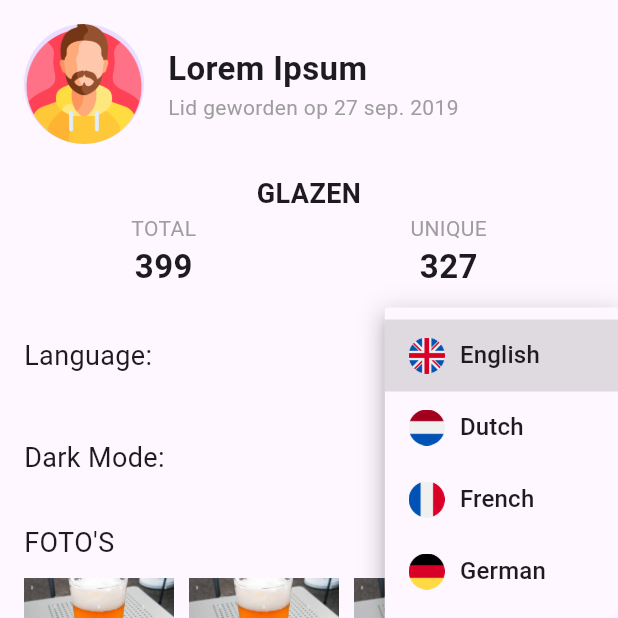
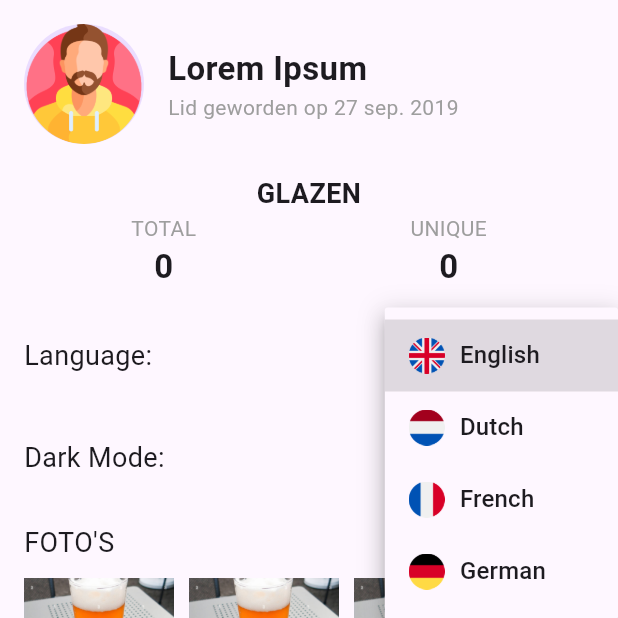
Before and after one commit to Pecako2001/BrewingGlassApp, a Flutter app: the SettingsPage screen opened directly, after a tap on "English", on a phone screen of 412 x 824 dp, the top half of it. Run offline on Flutter 3.47's test engine with Material 3 defaults, Android fonts, the phone set to English and light mode, and no system bars; our stand-ins replace image_picker, sqflite; accounts and stored records are empty.

Commit message:
addition of counting od ataase

```diff
--- a/lib/functions/add_item.dart
+++ b/lib/functions/add_item.dart
@@ -62,7 +62,7 @@ class _AddItemScreenState extends State<AddItemScreen> {
   Future<void> _pickImage() async {
     final ImagePicker _picker = ImagePicker();
     try {
-      final XFile? image = await _picker.pickImage(source: ImageSource.gallery);
+      final XFile? image = await _picker.pickImage(source: ImageSource.camera);
       if (image != null) {
         // Resize the image
         final File file = File(image.path);
@@ -197,7 +197,7 @@ class _AddItemScreenState extends State<AddItemScreen> {
   Widget build(BuildContext context) {
     return Scaffold(
       appBar: AppBar(
-        title: const Text('Check-in'),
+        title: const Text('Glass addition'),
         leading: IconButton(
           icon: Icon(Icons.close),
           onPressed: () => Navigator.of(context).pop(),
--- a/lib/functions/database_helper.dart
+++ b/lib/functions/database_helper.dart
@@ -30,7 +30,7 @@ class DatabaseHelper {
     String path = join(dir.path, 'glasses.db');
     final glassesDb = await openDatabase(
       path,
-      version: 2, // Update version number
+      version: 2,
       onCreate: _createDb,
       onUpgrade: _upgradeDb,
     );
@@ -54,7 +54,6 @@ class DatabaseHelper {
   Future<int> insertGlass(Map<String, dynamic> glass) async {
     Database? db = await this.db;
     final int result = await db!.insert(glassTable, glass);
-    print('Inserted glass: $glass'); // Debugging statement
     return result;
   }
 
@@ -66,7 +65,6 @@ class DatabaseHelper {
       where: '$colId = ?',
       whereArgs: [glass['id']],
     );
-    print('Updated glass: $glass'); // Debugging statement
     return result;
   }
 
@@ -83,11 +81,21 @@ class DatabaseHelper {
   Future<List<Map<String, dynamic>>> getGlasses() async {
     Database? db = await this.db;
     final List<Map<String, dynamic>> result = await db!.query(glassTable);
-    print('Retrieved glasses: $result'); // Debugging statement
     return result;
   }
 
-  // Method to delete the database
+  Future<int> getTotalGlasses() async {
+    Database? db = await this.db;
+    var result = await db!.rawQuery('SELECT COUNT(*) FROM $glassTable');
+    return Sqflite.firstIntValue(result) ?? 0;
+  }
+
+  Future<int> getUniqueGlasses() async {
+    Database? db = await this.db;
+    var result = await db!.rawQuery('SELECT COUNT(DISTINCT $colName) FROM $glassTable');
+    return Sqflite.firstIntValue(result) ?? 0;
+  }
+
   Future<void> deleteDatabaseFile() async {
     Directory dir = await getApplicationDocumentsDirectory();
     String path = join(dir.path, 'glasses.db');
--- a/lib/main.dart
+++ b/lib/main.dart
@@ -18,6 +18,7 @@ class MyApp extends StatelessWidget {
       child: Consumer<ThemeProvider>(
         builder: (context, themeProvider, child) {
           return MaterialApp(
+            debugShowCheckedModeBanner: false,
             theme: ThemeData.light(),
             darkTheme: ThemeData.dark(),
             themeMode: themeProvider.themeMode,
--- a/lib/pages/first_page.dart
+++ b/lib/pages/first_page.dart
@@ -38,6 +38,7 @@ class _FirstPageState extends State<FirstPage> {
       appBar: AppBar(
         title: const Center(child: Text("Unglassed")),
         backgroundColor: Color.fromRGBO(231, 162, 23, 1),
+        foregroundColor: Colors.black,
       ),
       body: _pages[_selectedIndex],
       bottomNavigationBar: BottomNavigationBar(
--- a/lib/pages/settings_page.dart
+++ b/lib/pages/settings_page.dart
@@ -1,6 +1,7 @@
 import 'package:flutter/material.dart';
 import 'package:provider/provider.dart';
 import 'package:myapp/functions/theme_provider.dart';
+import 'package:myapp/functions/database_helper.dart';
 
 class SettingsPage extends StatefulWidget {
   @override
@@ -16,18 +17,22 @@ class _SettingsPageState extends State<SettingsPage> {
     'French': 'assets/flags/france.png',
     'German': 'assets/flags/germany.png',
   };
-  int _totalGlasses = 0; // This should be fetched from your inventory
+  int _totalGlasses = 0;
+  int _uniqueGlasses = 0;
 
   @override
   void initState() {
     super.initState();
-    // Fetch the total glasses from your inventory
-    _totalGlasses = _fetchTotalGlasses();
+    _fetchGlassesData();
   }
 
-  int _fetchTotalGlasses() {
-    // Replace this with your actual logic to fetch total glasses
-    return 42;
+  Future<void> _fetchGlassesData() async {
+    final totalGlasses = await DatabaseHelper.instance.getTotalGlasses();
+    final uniqueGlasses = await DatabaseHelper.instance.getUniqueGlasses();
+    setState(() {
+      _totalGlasses = totalGlasses;
+      _uniqueGlasses = uniqueGlasses;
+    });
   }
 
   @override
@@ -44,7 +49,7 @@ class _SettingsPageState extends State<SettingsPage> {
             children: [
               CircleAvatar(
                 radius: 40,
-                backgroundImage: AssetImage('assets/profile/profile_picture.png'), // Replace with actual image
+                backgroundImage: AssetImage('assets/profile/profile_picture.png'),
               ),
               SizedBox(width: 16),
               Column(
@@ -71,13 +76,13 @@ class _SettingsPageState extends State<SettingsPage> {
               Column(
                 children: [
                   Text('TOTAL', style: TextStyle(color: Colors.grey)),
-                  Text('399', style: TextStyle(fontSize: 22, fontWeight: FontWeight.bold)),
+                  Text('$_totalGlasses', style: TextStyle(fontSize: 22, fontWeight: FontWeight.bold)),
                 ],
               ),
               Column(
                 children: [
                   Text('UNIQUE', style: TextStyle(color: Colors.grey)),
-                  Text('327', style: TextStyle(fontSize: 22, fontWeight: FontWeight.bold)),
+                  Text('$_uniqueGlasses', style: TextStyle(fontSize: 22, fontWeight: FontWeight.bold)),
                 ],
               ),
             ],
@@ -93,6 +98,7 @@ class _SettingsPageState extends State<SettingsPage> {
                 onChanged: (String? newValue) {
                   setState(() {
                     _selectedLanguage = newValue!;
+                    _changeLanguage(newValue);
                   });
                 },
                 items: _languages.map<DropdownMenuItem<String>>((String value) {
@@ -137,7 +143,7 @@ class _SettingsPageState extends State<SettingsPage> {
             scrollDirection: Axis.horizontal,
             child: Row(
               children: [
-                Image.asset('assets/profile/sample_photo.jpg', width: 100, height: 100, fit: BoxFit.cover), // Replace with actual photos
+                Image.asset('assets/profile/sample_photo.jpg', width: 100, height: 100, fit: BoxFit.cover),
                 SizedBox(width: 10),
                 Image.asset('assets/profile/sample_photo.jpg', width: 100, height: 100, fit: BoxFit.cover),
                 SizedBox(width: 10),
@@ -159,7 +165,7 @@ class _SettingsPageState extends State<SettingsPage> {
                 SizedBox(height: 10),
                 Container(
                   height: 100,
-                  color: Colors.blueGrey, // Placeholder for actual graph
+                  color: Colors.blueGrey,
                 ),
                 SizedBox(height: 10),
                 Text('3.59', style: TextStyle(fontSize: 22, fontWeight: FontWeight.bold, color: Colors.green)),
@@ -171,4 +177,9 @@ class _SettingsPageState extends State<SettingsPage> {
       ),
     );
   }
+
+  void _changeLanguage(String language) {
+    // Implement the language change functionality here
+    // This can involve updating the app's locale or other necessary steps
+  }
 }
```
